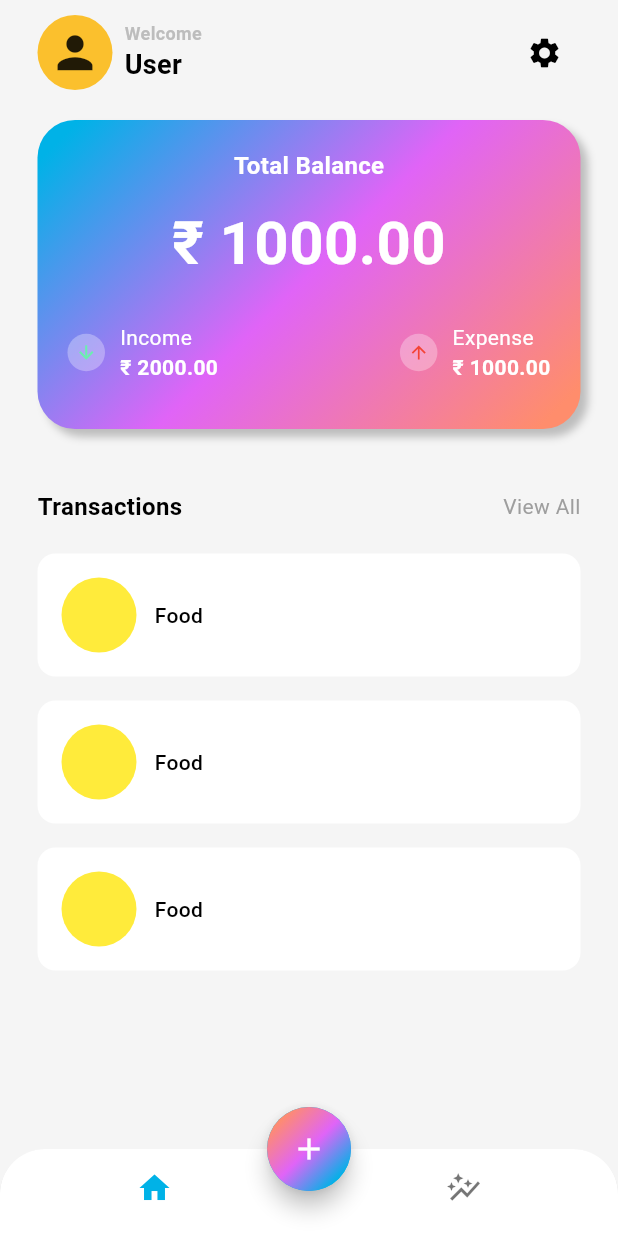
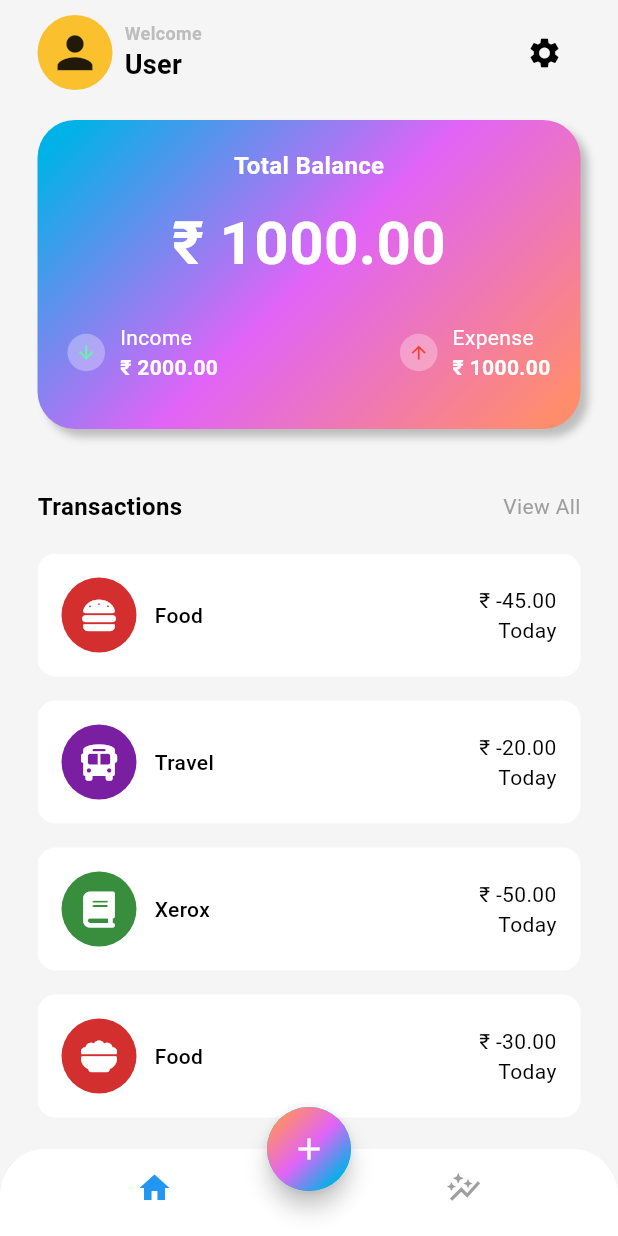
Before and after one commit to TitanGamer03/Business_Finance_Management_App, a Flutter app: the screen it shows after launch, on a phone screen of 412 x 824 dp. Run offline on Flutter 3.47's test engine with Material 3 defaults, Android fonts, the light colour scheme and no system bars; our stand-ins replace fl_chart, font_awesome_flutter.

Commit message:
New Features Added.

```diff
--- /dev/null
+++ b/lib/data/data.dart
@@ -0,0 +1,40 @@
+import 'package:flutter/material.dart';
+import 'package:font_awesome_flutter/font_awesome_flutter.dart';
+
+List <Map<String, dynamic>> myTransactionData = [
+  {
+    'icon': FaIcon(FontAwesomeIcons.burger, color: Colors.white,),
+    'name': "Food",
+    'color': Colors.red.shade700,
+    'totalAmount': "₹ -45.00",
+    'date': "Today",
+  },
+  {
+    'icon': FaIcon(FontAwesomeIcons.bus, color: Colors.white,),
+    'name': "Travel",
+    'color': Colors.purple.shade700,
+    'totalAmount': "₹ -20.00",
+    'date': "Today",
+  },
+  {
+    'icon': FaIcon(FontAwesomeIcons.book, color: Colors.white,),
+    'name': "Xerox",
+    'color': Colors.green.shade700,
+    'totalAmount': "₹ -50.00",
+    'date': "Today",
+  },
+  {
+    'icon': FaIcon(FontAwesomeIcons.bowlFood, color: Colors.white,),
+    'name': "Food",
+    'color': Colors.red.shade700,
+    'totalAmount': "₹ -30.00",
+    'date': "Today",
+  },
+  {
+    'icon': FaIcon(FontAwesomeIcons.burger, color: Colors.white,),
+    'name': "Food",
+    'color': Colors.red.shade700,
+    'totalAmount': "₹ -45.00",
+    'date': "Today",
+  }
+];
--- a/lib/screens/home/views/home_screen.dart
+++ b/lib/screens/home/views/home_screen.dart
@@ -1,10 +1,21 @@
 import 'dart:math';
+import 'package:business_finance_management_apk/screens/stats/stats.dart';
 import 'package:flutter/material.dart';
 
 import 'main_screen.dart';
 
-class HomeScreen extends StatelessWidget{
+class HomeScreen extends StatefulWidget{
   const HomeScreen({super.key});
+
+  @override
+  State<HomeScreen> createState() => _HomeScreenState();
+}
+
+class _HomeScreenState extends State<HomeScreen> {
+
+  late Color selected = Colors.blue;
+  Color unselected = Colors.grey;
+  int index = 0;
 
   @override
   Widget build(BuildContext context) {
@@ -15,17 +26,23 @@ class HomeScreen extends StatelessWidget{
           top: Radius.circular(30),
         ),
         child: BottomNavigationBar(
+          onTap: (value){
+            setState(() {
+              index = value;
+            });
+          },
           showSelectedLabels: false,
           backgroundColor: Colors.white,
           showUnselectedLabels: false,
+          elevation: 3,
           items: [
             BottomNavigationBarItem(
-              icon: Icon(Icons.home),
+              icon: Icon(Icons.home, color: index == 0 ? selected : unselected,),
               label: "home",
             ),
 
             BottomNavigationBarItem(
-              icon: Icon(Icons.auto_graph),
+              icon: Icon(Icons.auto_graph, color: index == 1 ? selected : unselected,),
               label: "stats",
             ),
           ],
@@ -55,7 +72,7 @@ class HomeScreen extends StatelessWidget{
         ),
       ),
 
-      body: MainScreen(),
+      body: index == 0 ? MainScreen() : StateScreen(),
 
     );
   }
--- a/lib/screens/home/views/main_screen.dart
+++ b/lib/screens/home/views/main_screen.dart
@@ -1,5 +1,6 @@
 import 'dart:math';
 
+import 'package:business_finance_management_apk/data/data.dart';
 import 'package:flutter/material.dart';
 
 class MainScreen extends StatelessWidget{
@@ -179,7 +180,7 @@ class MainScreen extends StatelessWidget{
 
             Expanded(
               child: ListView.builder(
-                itemCount: 3,
+                itemCount: myTransactionData.length,
                 itemBuilder: (context, int i){
                   return Padding(
                     padding: const EdgeInsets.only(bottom: 16.0),
@@ -192,21 +193,44 @@ class MainScreen extends StatelessWidget{
                       child: Padding(
                         padding: const EdgeInsets.all(16.0),
                         child: Row(
+                          mainAxisAlignment: MainAxisAlignment.spaceBetween,
+                          children: [
+                            Row(
+                              children: [
+                                Stack(
+                                  alignment: Alignment.center,
                                   children: [
                                     Container(
                                       width: 50,
                                       height: 50,
                                       decoration: BoxDecoration(
                                         shape: BoxShape.circle,
-                                color: Colors.yellow,
+                                        color: myTransactionData[i]['color'],
                                       ),
+                                    ),
+
+                                    myTransactionData[i]['icon'],
+                                  ],
                                 ),
 
                                 SizedBox(width: 12,),
 
-                            Text("Food", style: TextStyle( fontSize: 14, fontWeight: FontWeight.w500, color: Colors.black),),
+                                Text(myTransactionData[i]['name'], style: TextStyle( fontSize: 14, fontWeight: FontWeight.w500, color: Colors.black),),
                               ],
                             ),
+
+                            Column(
+                              crossAxisAlignment: CrossAxisAlignment.end,
+                              children: [
+                                Text(myTransactionData[i]['totalAmount'], style: TextStyle( fontSize: 14, fontWeight: FontWeight.w400, color: Colors.black),),
+
+                                Text(myTransactionData[i]['date'], style: TextStyle( fontSize: 14, fontWeight: FontWeight.w400, color: Colors.black),),
+                              ],
+                            ),
+
+                          ],
+                        ),
+
                       ),
                     ),
                   );
--- a/pubspec.yaml
+++ b/pubspec.yaml
@@ -34,6 +34,8 @@ dependencies:
   # The following adds the Cupertino Icons font to your application.
   # Use with the CupertinoIcons class for iOS style icons.
   cupertino_icons: ^1.0.8
+  font_awesome_flutter: ^10.8.0
+  fl_chart: ^0.70.2
 
 dev_dependencies:
   flutter_test:
@@ -58,8 +60,8 @@ flutter:
   uses-material-design: true
 
   # To add assets to your application, add an assets section, like this:
-  # assets:
-  #   - images/a_dot_burr.jpeg
+  assets:
+    - assets/images/
   #   - images/a_dot_ham.jpeg
 
   # An image asset can refer to one or more resolution-specific "variants", see
```
Also changed, not shown: lib/screens/stats/chart.dart (added, +81 -0 lines), lib/screens/stats/stats.dart (added, +31 -0 lines), pubspec.lock, 31 other files. Lines whose indentation alone changed are shown as unchanged.
